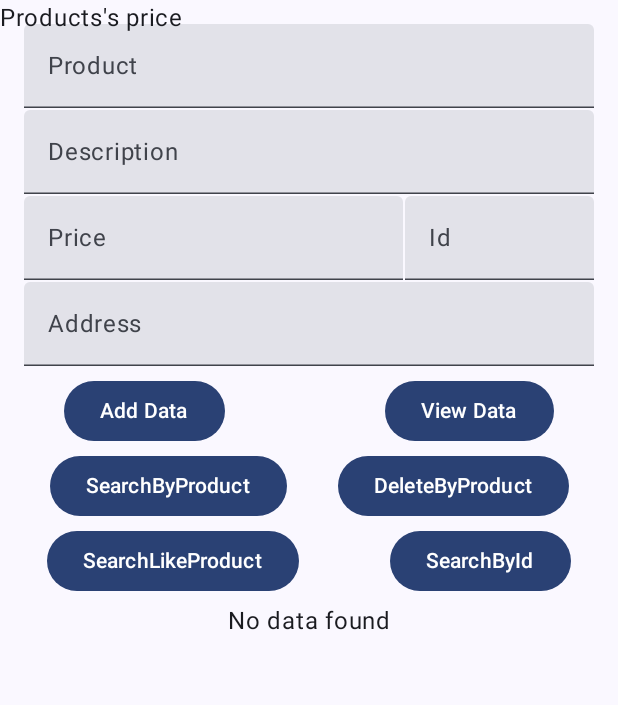
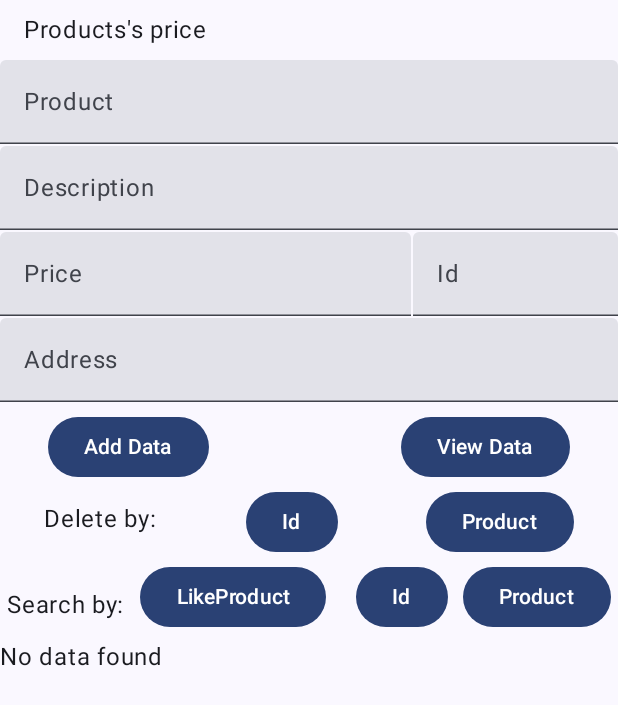
Before and after one commit to awesomeMemories/products, an Android app built with Jetpack Compose: the MainActivity screen opened directly, with no data from a screen before it, on a phone screen of 412 x 824 dp. Shown: the top 705 px of the screen. Run offline under Robolectric (Android 15) with nearby library versions, the phone set to English and light mode, and no system bars; our stand-ins replace accompanist.

Commit message:
add delete by Id, order buttons by kind, fix use max width screen phone

```diff
--- a/app/src/main/java/com/mwv/products/MainActivity.kt
+++ b/app/src/main/java/com/mwv/products/MainActivity.kt
@@ -1,6 +1,5 @@
 package com.mwv.products
 
-import android.R
 import android.os.Bundle
 import androidx.activity.ComponentActivity
 import androidx.activity.compose.setContent
@@ -13,7 +12,6 @@ import androidx.compose.runtime.Composable
 import androidx.compose.ui.Modifier
 import androidx.compose.ui.tooling.preview.Preview
 import com.mwv.products.ui.theme.ProductsTheme
-
 import com.mwv.products.ui.theme.ComposeSqlliteTheme
 import androidx.compose.ui.platform.LocalContext
 import androidx.compose.runtime.*
@@ -25,18 +23,15 @@ import android.widget.Toast
 import androidx.compose.foundation.text.KeyboardOptions
 import androidx.compose.ui.text.input.KeyboardType
 import android.database.Cursor
-import androidx.compose.foundation.background
-import androidx.compose.ui.text.AnnotatedString
 import androidx.compose.ui.text.buildAnnotatedString
 import androidx.compose.ui.text.SpanStyle
 import androidx.compose.ui.graphics.Color // Import Color for link styling
 import androidx.compose.ui.text.style.TextDecoration
-import androidx.compose.foundation.text.ClickableText
-import androidx.compose.ui.platform.LocalUriHandler
 import androidx.compose.foundation.text.selection.SelectionContainer
 import androidx.compose.ui.text.withLink
 import androidx.compose.ui.text.withStyle
 import androidx.compose.ui.text.LinkAnnotation
+import androidx.compose.ui.text.style.TextAlign
 import java.net.URLEncoder // For robust URL encoding
 
 class MainActivity : ComponentActivity() {
@@ -58,28 +53,20 @@ class MainActivity : ComponentActivity() {
         setContent {
             ComposeSqlliteTheme {
                 Scaffold(
-                        modifier = Modifier
-                                   .fillMaxSize()
-                                   .safeDrawingPadding(), // Aplica padding para evitar superposición con barras del sistema
-                        topBar = {
-                                   // Tu TopAppBar
-                        },
-                        bottomBar = {
-                                  // Tu BottomNavigationBar
-                        },
-                        content = { paddingValues ->
-                                 SQLiteApp()
-
-                                 Text(
-                                       "Products's price",
-                                       modifier = Modifier
-                                                  .fillMaxSize()
-                                                  .padding(paddingValues) // Aplica el padding del Scaffold
-                                 )
-                        }
+                    modifier = Modifier
+                        .fillMaxSize()
+                        .safeDrawingPadding(),
+                    topBar = { /* Your TopAppBar */ },
+                    bottomBar = { /* Your BottomNavigationBar */ },
+                    content = { paddingValues ->
+                        // Apply paddingValues to the *root* of your content.
+                        // SQLiteApp() will now fill the space *within* these paddings.
+                        SQLiteApp(modifier = Modifier.padding(paddingValues)) // Pass padding to SQLiteApp
+                    }
                 )
             }
         }
+
     }
 }
 
@@ -101,7 +88,7 @@ fun GreetingPreview() {
 
 
 @Composable
-fun SQLiteApp() {
+fun SQLiteApp(modifier: Modifier = Modifier) {
     val context = LocalContext.current
     val databaseHelper = remember { DatabaseHelper(context) }
     var product by remember { mutableStateOf("") }
@@ -113,11 +100,19 @@ fun SQLiteApp() {
     var id by remember { mutableStateOf("") }
 
     Column(
-        modifier = Modifier
-            .fillMaxSize()
-            .padding(16.dp),
-        horizontalAlignment = Alignment.CenterHorizontally
+        modifier = modifier.fillMaxSize() // <--- Apply the modifier here
+        //modifier = Modifier
+        //    .fillMaxSize()
+        //    .padding(16.dp),
+        //horizontalAlignment = Alignment.CenterHorizontally
     ) {
+        Text(
+            "Products's price",
+            modifier = Modifier
+                .fillMaxWidth()
+                .padding(horizontal = 16.dp, vertical = 8.dp)
+        )
+
         TextField(
             value = product,
             onValueChange = { product = it },
@@ -205,17 +200,30 @@ fun SQLiteApp() {
             modifier = Modifier.fillMaxWidth(),
             horizontalArrangement = Arrangement.SpaceAround // Distributes buttons evenly
         ) {
+            Text(
+                text = "Delete by:",
+                //modifier = Modifier.padding(bottom = 8.dp) // Add bottom padding for spacing
+                modifier = Modifier.padding(end = 1.dp) // Add bottom padding for spacing
+                    .padding(top = 10.dp)
+            )
+
             Button(onClick = {
-                if(product.isNotEmpty()){
-                    loadDataByProduct(databaseHelper, product) { newData ->
-                        dataList = newData
+                if(id.isNotEmpty()){
+                    val rowId = databaseHelper.deleteDataById(id.toInt())
+                    if (rowId > 0) {
+                        Toast.makeText(context, "Data deleted successfully", Toast.LENGTH_SHORT).show()
+                        id = ""
+                        loadData(databaseHelper) { newData ->
+                            dataList = newData
+                        }
+                    } else {
+                        Toast.makeText(context, "Failed to delete data", Toast.LENGTH_SHORT).show()
                     }
-                    product = ""
                 } else {
-                    Toast.makeText(context, "Please enter product name", Toast.LENGTH_SHORT).show()
+                    Toast.makeText(context, "Please enter id", Toast.LENGTH_SHORT).show()
                 }
             }) {
-                Text("SearchByProduct")
+                Text("Id")
             }
 
             Button(onClick = {
@@ -230,10 +238,11 @@ fun SQLiteApp() {
                     } else {
                         Toast.makeText(context, "Failed to delete data", Toast.LENGTH_SHORT).show()
                     }
-
+                } else {
+                    Toast.makeText(context, "Please enter product", Toast.LENGTH_SHORT).show()
                 }
             }) {
-            Text("DeleteByProduct")
+                Text("Product")
             }
         }
 
@@ -241,8 +250,16 @@ fun SQLiteApp() {
 
         Row(
             modifier = Modifier.fillMaxWidth(),
+            verticalAlignment = Alignment.CenterVertically, // Vertically centers all items in this row
             horizontalArrangement = Arrangement.SpaceAround // Distributes buttons evenly
         ) {
+            Text(
+                text = "Search by:",
+                //modifier = Modifier.padding(bottom = 8.dp) // Add bottom padding for spacing
+                modifier = Modifier.padding(end = 0.dp) // Add bottom padding for spacing
+                                   .padding(top = 10.dp)
+            )
+
             Button(onClick = {
                 if (product.isNotEmpty()) {
                     loadDataByPortionProduct(databaseHelper, product) { newData ->
@@ -252,8 +269,12 @@ fun SQLiteApp() {
                 } else {
                     Toast.makeText(context, "Please enter portion product name", Toast.LENGTH_SHORT).show()
                 }
-            }) {
-                Text("SearchLikeProduct")
+            }
+            ) {
+                Text("LikeProduct",
+                    //modifier = Modifier.fillMaxWidth(), // Make the text fill the button's width
+                    textAlign = TextAlign.Center // Center the text within that filled width
+                    )
             }
             Spacer(modifier = Modifier.height(2.dp))
             Button(onClick = {
@@ -266,9 +287,24 @@ fun SQLiteApp() {
                 } else{
                     Toast.makeText(context, "Please enter Id", Toast.LENGTH_SHORT).show()
                 }
+            }
+            ) {
+                Text("Id")
+            }
+
+            Button(onClick = {
+                if(product.isNotEmpty()){
+                    loadDataByProduct(databaseHelper, product) { newData ->
+                        dataList = newData
+                    }
+                    product = ""
+                } else {
+                    Toast.makeText(context, "Please enter product name", Toast.LENGTH_SHORT).show()
+                }
             }) {
-                Text("SearchById")
+                Text("Product")
             }
+
         }
 
         Spacer(modifier = Modifier.height(4.dp))
```
